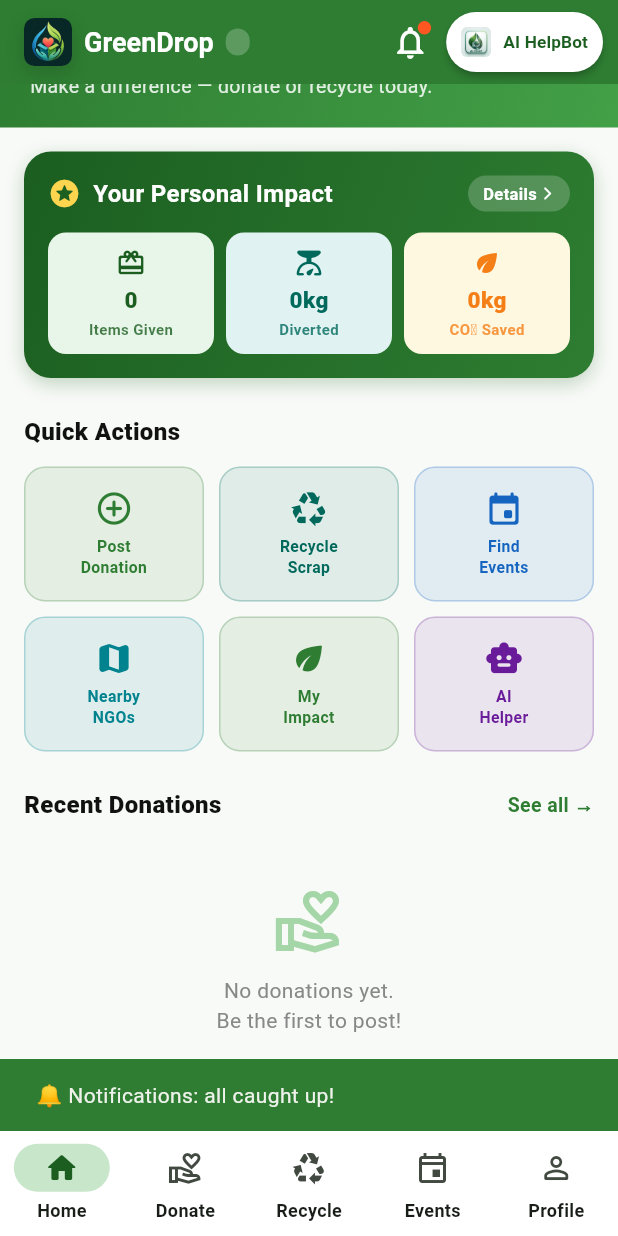
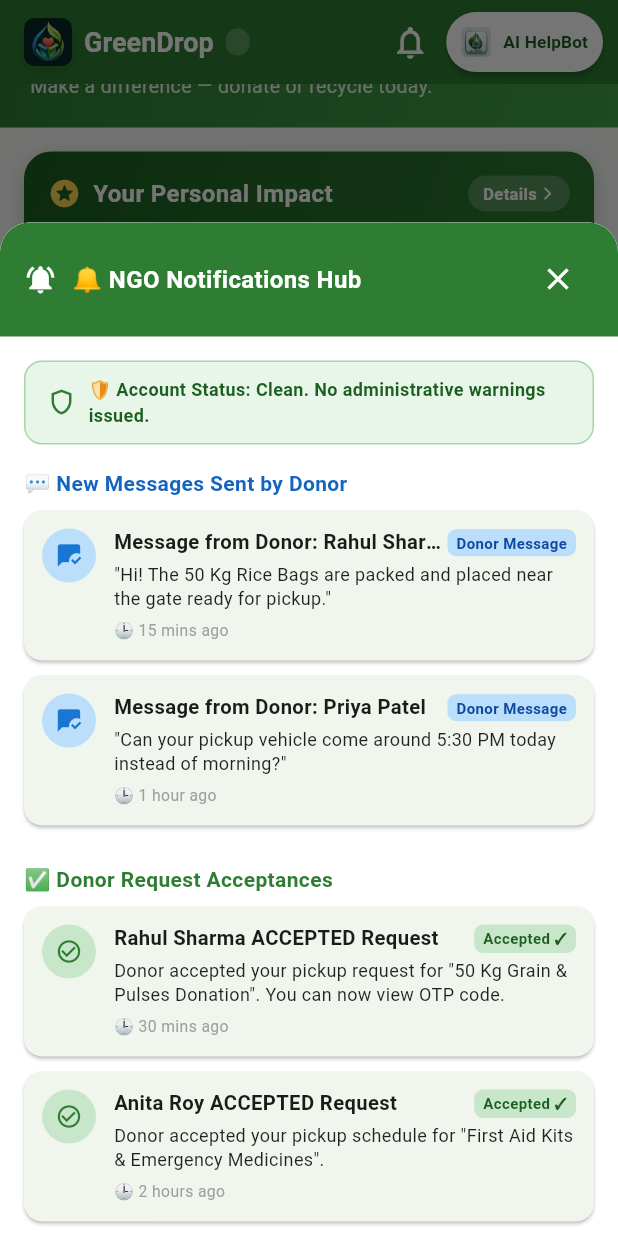
Before and after one commit to ShriramTambolkar/Pixel-Faber-Tech-Rush, a Flutter app: the MainHomeScreen screen opened directly with empty values, scrolled down 64 dp, after a tap on the "notifications" icon, on a phone screen of 412 x 824 dp. Run offline on Flutter 3.47's test engine with Material 3 defaults, Android fonts, the phone set to English and light mode, and no system bars; our stand-ins replace flutter_local_notifications, flutter_map, image_picker, latlong2, qr_flutter; network calls fail.

Commit message:
Implement role-based notification center, unread red dot badge logic, and restrict NGO docs to Admin only

```diff
--- a/greendrop-frontend/green_drop_frontend_v1/lib/screens/home/main_home_screen.dart
+++ b/greendrop-frontend/green_drop_frontend_v1/lib/screens/home/main_home_screen.dart
@@ -20,6 +20,7 @@ import '../dashboard/impact_dashboard_screen.dart';
 import '../recycle/recycle_tier_screen.dart';
 import '../chatbot/chatbot_screen.dart';
 import '../admin/admin_dashboard_screen.dart';
+import '../../widgets/notification_center_modal.dart';
 
 // ══════════════════════════════════════════════════════════════════════════
 //  MAIN HOME SCREEN  — 5-tab bottom navigation
@@ -42,6 +43,7 @@ class MainHomeScreen extends StatefulWidget {
 class _MainHomeScreenState extends State<MainHomeScreen> {
   late int _currentIndex;
   bool _notificationsEnabled = true;
+  bool _hasUnreadNotifications = true;
 
   @override
   void initState() {
@@ -213,7 +215,7 @@ class _MainHomeScreenState extends State<MainHomeScreen> {
           ],
         ),
         actions: [
-          // Bell notification icon
+          // Bell notification icon with Unread Red Dot Badge
           Stack(
             alignment: Alignment.center,
             children: [
@@ -221,26 +223,26 @@ class _MainHomeScreenState extends State<MainHomeScreen> {
                 icon: const Icon(Icons.notifications_outlined,
                     color: Colors.white, size: 26),
                 onPressed: () {
-                  ScaffoldMessenger.of(context).showSnackBar(
-                    const SnackBar(
-                      backgroundColor: Color(0xFF2E7D32),
-                      content: Text(
-                          '🔔 Notifications: all caught up!'),
-                      duration: Duration(seconds: 2),
-                    ),
-                  );
+                  if (_hasUnreadNotifications) {
+                    setState(() {
+                      _hasUnreadNotifications = false;
+                    });
+                  }
+                  NotificationCenterModal.show(context, widget.user);
                 },
-                tooltip: 'Notifications',
-              ),
+                tooltip: 'Notifications Hub',
+              ),
+              if (_hasUnreadNotifications)
                 Positioned(
                   top: 10,
                   right: 10,
                   child: Container(
-                  width: 9,
-                  height: 9,
-                  decoration: const BoxDecoration(
-                    color: Color(0xFFFF5722),
+                    width: 10,
+                    height: 10,
+                    decoration: BoxDecoration(
+                      color: const Color(0xFFFF3D00),
                       shape: BoxShape.circle,
+                      border: Border.all(color: Colors.green.shade800, width: 1.5),
                     ),
                   ),
                 ),
--- a/greendrop-frontend/green_drop_frontend_v1/lib/widgets/ngo_profile_modal.dart
+++ b/greendrop-frontend/green_drop_frontend_v1/lib/widgets/ngo_profile_modal.dart
@@ -240,7 +240,8 @@ class _NgoProfileModalState extends State<NgoProfileModal> {
             ),
             const SizedBox(height: 14),
 
-            // ADMIN LEGAL REGISTRATION DOCUMENTS SECTION
+            // NGO LEGAL REGISTRATION DOCUMENTS SECTION (ADMIN ONLY ACCESS)
+            if (widget.currentUser?['role'] == 'ADMIN') ...[
               Container(
                 padding: const EdgeInsets.all(12),
                 decoration: BoxDecoration(
@@ -253,12 +254,10 @@ class _NgoProfileModalState extends State<NgoProfileModal> {
                   children: [
                     Row(
                       children: [
-                      const Icon(Icons.folder_shared, color: Colors.blue, size: 20),
+                        const Icon(Icons.admin_panel_settings, color: Colors.blue, size: 20),
                         const SizedBox(width: 8),
                         Text(
-                        widget.currentUser?['role'] == 'ADMIN'
-                            ? '📄 Admin Portal: NGO Registration & Tax Exemption Documents'
-                            : '📄 Registered Legal & Tax Exemption Certificates',
+                          '🔐 Admin Access Only: NGO Registration & Tax Documents',
                           style: TextStyle(fontWeight: FontWeight.bold, fontSize: 12.5, color: Colors.blue.shade900),
                         ),
                       ],
@@ -315,6 +314,38 @@ class _NgoProfileModalState extends State<NgoProfileModal> {
                   ],
                 ),
               ),
+            ] else ...[
+              Container(
+                padding: const EdgeInsets.all(12),
+                decoration: BoxDecoration(
+                  color: Colors.green.shade50,
+                  borderRadius: BorderRadius.circular(10),
+                  border: Border.all(color: Colors.green.shade300, width: 1),
+                ),
+                child: Row(
+                  children: [
+                    Icon(Icons.verified_user, color: Colors.green.shade800, size: 24),
+                    const SizedBox(width: 10),
+                    Expanded(
+                      child: Column(
+                        crossAxisAlignment: CrossAxisAlignment.start,
+                        children: [
+                          Text(
+                            '🛡️ Verified & Authenticated NGO',
+                            style: TextStyle(fontWeight: FontWeight.bold, fontSize: 13, color: Colors.green.shade900),
+                          ),
+                          const SizedBox(height: 2),
+                          const Text(
+                            'Official Trust Deed, 80G & 12A documents have been verified by GreenDrop Admin. Legal document files are restricted to Admin access only.',
+                            style: TextStyle(fontSize: 11, color: Colors.black87, height: 1.3),
+                          ),
+                        ],
+                      ),
+                    ),
+                  ],
+                ),
+              ),
+            ],
             const SizedBox(height: 16),
 
             // INTERACTIVE RATING & REVIEW FORM
--- /dev/null
+++ b/greendrop-frontend/green_drop_frontend_v1/lib/widgets/notification_center_modal.dart
@@ -0,0 +1,376 @@
+import 'package:flutter/material.dart';
+
+class NotificationCenterModal extends StatefulWidget {
+  final Map<String, dynamic> user;
+
+  const NotificationCenterModal({super.key, required this.user});
+
+  static void show(BuildContext context, Map<String, dynamic> user) {
+    showModalBottomSheet(
+      context: context,
+      isScrollControlled: true,
+      shape: const RoundedRectangleBorder(
+        borderRadius: BorderRadius.vertical(top: Radius.circular(20)),
+      ),
+      builder: (c) => NotificationCenterModal(user: user),
+    );
+  }
+
+  @override
+  State<NotificationCenterModal> createState() => _NotificationCenterModalState();
+}
+
+class _NotificationCenterModalState extends State<NotificationCenterModal> {
+  @override
+  Widget build(BuildContext context) {
+    final role = widget.user['role'] ?? 'DONOR';
+    final isDonor = role == 'DONOR';
+    final warning = widget.user['warningMessage'] ?? widget.user['warning'];
+    final hasWarning = warning != null && warning.toString().trim().isNotEmpty;
+
+    return Container(
+      height: MediaQuery.of(context).size.height * 0.82,
+      decoration: const BoxDecoration(
+        color: Colors.white,
+        borderRadius: BorderRadius.vertical(top: Radius.circular(20)),
+      ),
+      child: Column(
+        children: [
+          // Header Bar
+          Container(
+            padding: const EdgeInsets.symmetric(horizontal: 16, vertical: 14),
+            decoration: BoxDecoration(
+              color: Colors.green.shade800,
+              borderRadius: const BorderRadius.vertical(top: Radius.circular(20)),
+            ),
+            child: Row(
+              children: [
+                const Icon(Icons.notifications_active, color: Colors.white, size: 22),
+                const SizedBox(width: 10),
+                Expanded(
+                  child: Text(
+                    isDonor ? '🔔 Donor Notifications Hub' : '🔔 NGO Notifications Hub',
+                    style: const TextStyle(
+                      color: Colors.white,
+                      fontSize: 16,
+                      fontWeight: FontWeight.bold,
+                    ),
+                  ),
+                ),
+                IconButton(
+                  icon: const Icon(Icons.close, color: Colors.white),
+                  onPressed: () => Navigator.pop(context),
+                ),
+              ],
+            ),
+          ),
+
+          // Scrollable Notifications List
+          Expanded(
+            child: ListView(
+              padding: const EdgeInsets.all(16),
+              children: [
+                // 🚨 ADMIN WARNING SECTION (CRITICAL HIGHLIGHT)
+                _buildAdminWarningSection(hasWarning, warning?.toString()),
+
+                const SizedBox(height: 16),
+
+                if (isDonor) ...[
+                  // 1. MESSAGES SENT BY NGO
+                  _buildSectionHeader('💬 New Messages Sent by NGO', Colors.blue.shade800),
+                  const SizedBox(height: 8),
+                  _buildNotificationCard(
+                    icon: Icons.chat_bubble_outline,
+                    iconColor: Colors.blue.shade700,
+                    title: 'SAMS Relief Network',
+                    subtitle: 'Thank you for your clothing donation! Our pickup executive will reach your address tomorrow at 10:00 AM.',
+                    time: '10 mins ago',
+                    badge: 'NGO Message',
+                    badgeColor: Colors.blue.shade100,
+                    textColor: Colors.blue.shade900,
+                  ),
+                  _buildNotificationCard(
+                    icon: Icons.chat_bubble_outline,
+                    iconColor: Colors.blue.shade700,
+                    title: 'Smile Foundation Pune',
+                    subtitle: 'Hi! We received your inquiry regarding school textbook sets. Pickup slot confirmed.',
+                    time: '2 hours ago',
+                    badge: 'NGO Message',
+                    badgeColor: Colors.blue.shade100,
+                    textColor: Colors.blue.shade900,
+                  ),
+
+                  const SizedBox(height: 16),
+
+                  // 2. NGO REQUESTS FOR DONATIONS
+                  _buildSectionHeader('📋 NGO Pickup & Claim Requests', Colors.orange.shade800),
+                  const SizedBox(height: 8),
+                  _buildNotificationCard(
+                    icon: Icons.volunteer_activism,
+                    iconColor: Colors.orange.shade800,
+                    title: 'Smile Foundation Pune Requested Claim',
+                    subtitle: 'Requested to claim your posted donation: "Warm Winter Jackets & Sweaters (Qty: 5)".',
+                    time: '25 mins ago',
+                    badge: 'NGO Request',
+                    badgeColor: Colors.orange.shade100,
+                    textColor: Colors.orange.shade900,
+                  ),
+                  _buildNotificationCard(
+                    icon: Icons.volunteer_activism,
+                    iconColor: Colors.orange.shade800,
+                    title: 'Goonj Urban Relief Hub Requested Claim',
+                    subtitle: 'Sent a claim request for: "Class 10 NCERT Textbooks & Notebooks".',
+                    time: '1 day ago',
+                    badge: 'NGO Request',
+                    badgeColor: Colors.orange.shade100,
+                    textColor: Colors.orange.shade900,
+                  ),
+
+                  const SizedBox(height: 16),
+
+                  // 3. RECYCLER PICKUP REQUESTS
+                  _buildSectionHeader('♻️ Recycler Pickup Requests', Colors.teal.shade800),
+                  const SizedBox(height: 8),
+                  _buildNotificationCard(
+                    icon: Icons.recycling,
+                    iconColor: Colors.teal.shade800,
+                    title: 'EcoGreen Upcyclers Request',
+                    subtitle: 'EcoGreen Upcyclers requested to collect 8kg Scrap Paper & Cardboard from your location.',
+                    time: '45 mins ago',
+                    badge: 'Recycler Request',
+                    badgeColor: Colors.teal.shade100,
+                    textColor: Colors.teal.shade900,
+                  ),
+                  _buildNotificationCard(
+                    icon: Icons.electrical_services,
+                    iconColor: Colors.teal.shade800,
+                    title: 'Pune E-Waste Recyclers Request',
+                    subtitle: 'Scheduled a pickup slot request for your obsolete laptops & cables under Zero-Waste Tier.',
+                    time: '3 hours ago',
+                    badge: 'Recycler Request',
+                    badgeColor: Colors.teal.shade100,
+                    textColor: Colors.teal.shade900,
+                  ),
+                ] else ...[
+                  // 1. NEW MESSAGES SENT BY DONOR (FOR NGO)
+                  _buildSectionHeader('💬 New Messages Sent by Donor', Colors.blue.shade800),
+                  const SizedBox(height: 8),
+                  _buildNotificationCard(
+                    icon: Icons.mark_chat_read,
+                    iconColor: Colors.blue.shade700,
+                    title: 'Message from Donor: Rahul Sharma',
+                    subtitle: '"Hi! The 50 Kg Rice Bags are packed and placed near the gate ready for pickup."',
+                    time: '15 mins ago',
+                    badge: 'Donor Message',
+                    badgeColor: Colors.blue.shade100,
+                    textColor: Colors.blue.shade900,
+                  ),
+                  _buildNotificationCard(
+                    icon: Icons.mark_chat_read,
+                    iconColor: Colors.blue.shade700,
+                    title: 'Message from Donor: Priya Patel',
+                    subtitle: '"Can your pickup vehicle come around 5:30 PM today instead of morning?"',
+                    time: '1 hour ago',
+                    badge: 'Donor Message',
+                    badgeColor: Colors.blue.shade100,
+                    textColor: Colors.blue.shade900,
+                  ),
+
+                  const SizedBox(height: 16),
+
+                  // 2. DONOR ACCEPTED REQUESTS (FOR NGO)
+                  _buildSectionHeader('✅ Donor Request Acceptances', Colors.green.shade800),
+                  const SizedBox(height: 8),
+                  _buildNotificationCard(
+                    icon: Icons.check_circle_outline,
+                    iconColor: Colors.green.shade800,
+                    title: 'Rahul Sharma ACCEPTED Request',
+                    subtitle: 'Donor accepted your pickup request for "50 Kg Grain & Pulses Donation". You can now view OTP code.',
+                    time: '30 mins ago',
+                    badge: 'Accepted ✓',
+                    badgeColor: Colors.green.shade100,
+                    textColor: Colors.green.shade900,
+                  ),
+                  _buildNotificationCard(
+                    icon: Icons.check_circle_outline,
+                    iconColor: Colors.green.shade800,
+                    title: 'Anita Roy ACCEPTED Request',
+                    subtitle: 'Donor accepted your pickup schedule for "First Aid Kits & Emergency Medicines".',
+                    time: '2 hours ago',
+                    badge: 'Accepted ✓',
+                    badgeColor: Colors.green.shade100,
+                    textColor: Colors.green.shade900,
+                  ),
+                ],
+              ],
+            ),
+          ),
+        ],
+      ),
+    );
+  }
+
+  Widget _buildSectionHeader(String title, Color color) {
+    return Text(
+      title,
+      style: TextStyle(
+        fontSize: 14,
+        fontWeight: FontWeight.bold,
+        color: color,
+      ),
+    );
+  }
+
+  Widget _buildAdminWarningSection(bool hasWarning, String? warningMsg) {
+    if (hasWarning) {
+      return Container(
+        padding: const EdgeInsets.all(14),
+        decoration: BoxDecoration(
+          color: Colors.red.shade50,
+          borderRadius: BorderRadius.circular(12),
+          border: Border.all(color: Colors.red.shade300, width: 1.5),
+        ),
+        child: Column(
+          crossAxisAlignment: CrossAxisAlignment.start,
+          children: [
+            const Row(
+              children: [
+                Icon(Icons.warning_amber_rounded, color: Colors.red, size: 22),
+                SizedBox(width: 8),
+                Text(
+                  '🚨 ADMINISTRATIVE WARNING ISSUED',
+                  style: TextStyle(
+                    color: Colors.red,
+                    fontWeight: FontWeight.bold,
+                    fontSize: 13,
+                  ),
+                ),
+              ],
+            ),
+            const SizedBox(height: 8),
+            Text(
+              warningMsg ?? 'Administrative policy violation recorded.',
+              style: TextStyle(
+                color: Colors.red.shade900,
+                fontSize: 12.5,
+                fontWeight: FontWeight.w600,
+                height: 1.3,
+              ),
+            ),
+          ],
+        ),
+      );
+    } else {
+      return Container(
+        padding: const EdgeInsets.symmetric(horizontal: 14, vertical: 10),
+        decoration: BoxDecoration(
+          color: Colors.green.shade50,
+          borderRadius: BorderRadius.circular(12),
+          border: Border.all(color: Colors.green.shade200),
+        ),
+        child: Row(
+          children: [
+            Icon(Icons.shield_outlined, color: Colors.green.shade800, size: 20),
+            const SizedBox(width: 8),
+            Expanded(
+              child: Text(
+                '🛡️ Account Status: Clean. No administrative warnings issued.',
+                style: TextStyle(
+                  color: Colors.green.shade900,
+                  fontSize: 12,
+                  fontWeight: FontWeight.bold,
+                ),
+              ),
+            ),
+          ],
+        ),
+      );
+    }
+  }
+
+  Widget _buildNotificationCard({
+    required IconData icon,
+    required Color iconColor,
+    required String title,
+    required String subtitle,
+    required String time,
+    required String badge,
+    required Color badgeColor,
+    required Color textColor,
+  }) {
+    return Card(
+      margin: const EdgeInsets.only(bottom: 10),
+      shape: RoundedRectangleBorder(borderRadius: BorderRadius.circular(12)),
+      elevation: 1,
+      child: Padding(
+        padding: const EdgeInsets.all(12),
+        child: Row(
+          crossAxisAlignment: CrossAxisAlignment.start,
+          children: [
+            CircleAvatar(
+              radius: 18,
+              backgroundColor: badgeColor,
+              child: Icon(icon, color: iconColor, size: 18),
+            ),
+            const SizedBox(width: 12),
+            Expanded(
+              child: Column(
+                crossAxisAlignment: CrossAxisAlignment.start,
+                children: [
+                  Row(
+                    mainAxisAlignment: MainAxisAlignment.spaceBetween,
+                    children: [
+                      Expanded(
+                        child: Text(
+                          title,
+                          style: const TextStyle(
+                            fontWeight: FontWeight.bold,
+                            fontSize: 13.5,
+                          ),
+                          maxLines: 1,
+                          overflow: TextOverflow.ellipsis,
+                        ),
+                      ),
+                      Container(
+                        padding: const EdgeInsets.symmetric(horizontal: 6, vertical: 2),
+                        decoration: BoxDecoration(
+                          color: badgeColor,
+                          borderRadius: BorderRadius.circular(6),
+                        ),
+                        child: Text(
+                          badge,
+                          style: TextStyle(
+                            color: textColor,
+                            fontWeight: FontWeight.bold,
+                            fontSize: 10,
+                          ),
+                        ),
+                      ),
+                    ],
+                  ),
+                  const SizedBox(height: 4),
+                  Text(
+                    subtitle,
+                    style: const TextStyle(
+                      fontSize: 12,
+                      color: Colors.black87,
+                      height: 1.3,
+                    ),
+                  ),
+                  const SizedBox(height: 6),
+                  Text(
+                    '🕒 $time',
+                    style: const TextStyle(
+                      fontSize: 10.5,
+                      color: Colors.grey,
+                    ),
+                  ),
+                ],
+              ),
+            ),
+          ],
+        ),
+      ),
+    );
+  }
+}
```
Lines whose indentation alone changed are shown as unchanged.
